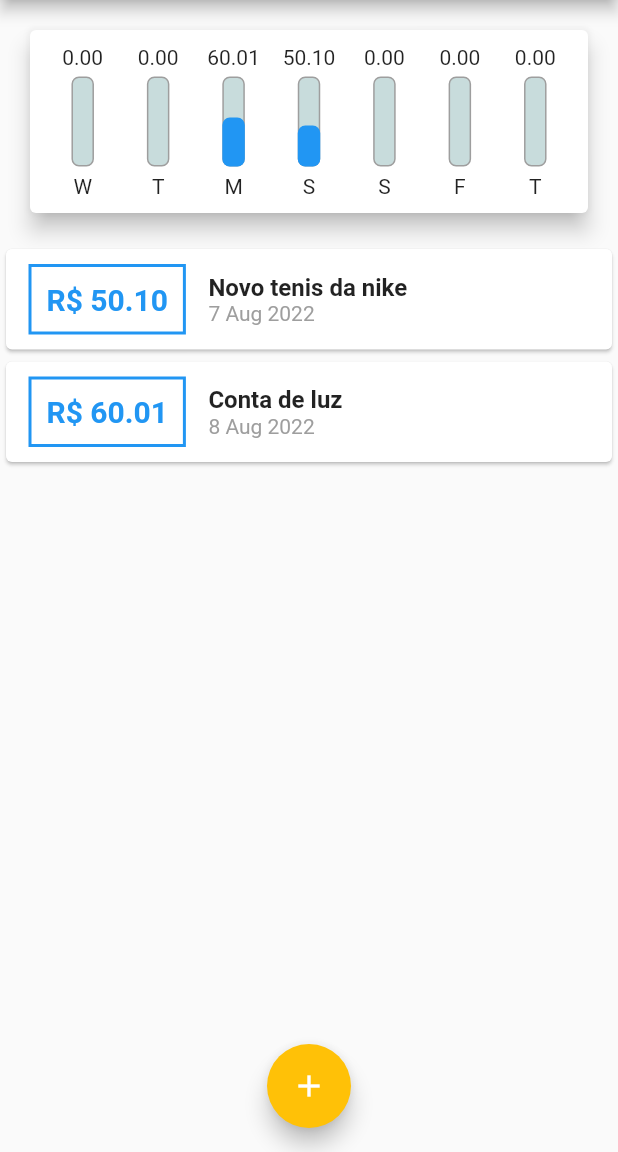
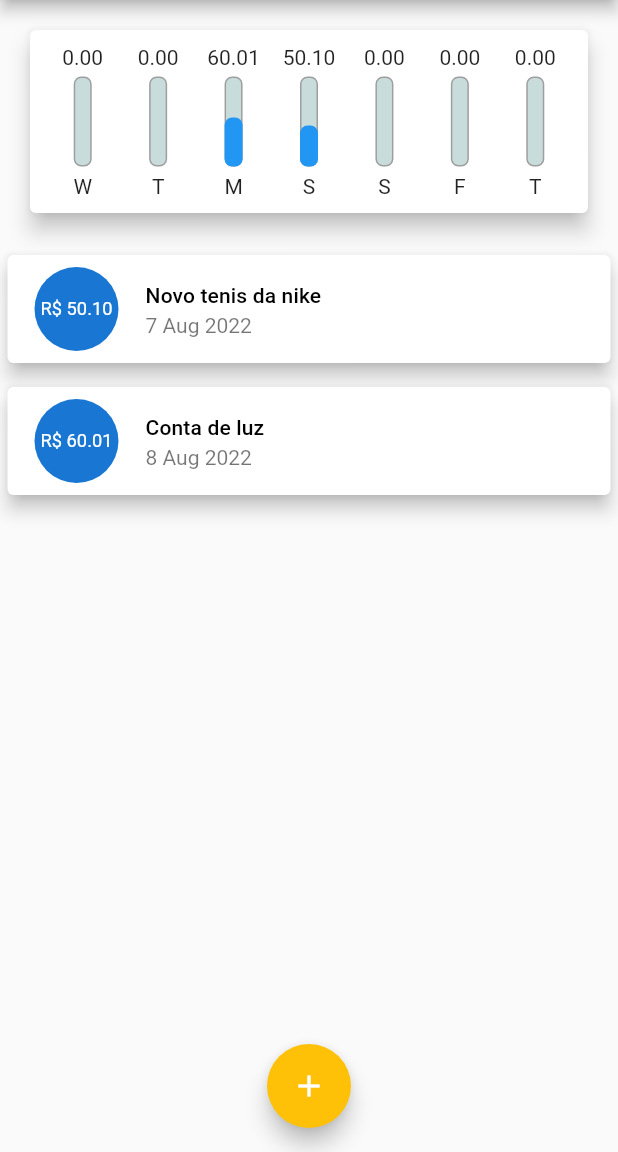
Before and after one commit to FabianoSouzaPereira/expenses, a Flutter app: the screen it shows after launch, on a phone screen of 412 x 824 dp, the part 84-1236 px from its top. Run offline on Flutter 3.47's test engine with Material 2 defaults, Android fonts, the phone set to English and light mode, and no system bars.

Commit message:
changed charbar

```diff
--- a/lib/components/chart_bar.dart
+++ b/lib/components/chart_bar.dart
@@ -19,7 +19,7 @@ class ChartBar extends StatelessWidget {
         SizedBox(height: 5),
         Container(
           height: 60,
-          width: 15,
+          width: 12,
           child: Stack(
             alignment: Alignment.bottomCenter,
             children: <Widget>[
--- a/lib/components/transaction_list.dart
+++ b/lib/components/transaction_list.dart
@@ -35,48 +35,28 @@ class TransactionList extends StatelessWidget {
               itemBuilder: (ctx, index) {
                 final tr = transactions[index];
                 return Card(
-                  child: Row(
-                    children: [
-                      Container(
+                  elevation: 5,
                   margin: const EdgeInsets.symmetric(
-                          horizontal: 15,
-                          vertical: 10,
+                    vertical: 8,
+                    horizontal: 5,
                   ),
-                        decoration: BoxDecoration(
-                          border: Border.all(
-                            color: Theme.of(context).primaryColor,
-                            width: 2,
-                          ),
-                        ),
-                        padding: const EdgeInsets.all(10),
-                        child: Text(
-                          'R\$ ${tr.value.toStringAsFixed(2)}',
-                          style: TextStyle(
-                            fontWeight: FontWeight.bold,
-                            fontSize: 20,
-                            color: Theme.of(context).primaryColor,
+                  child: ListTile(
+                    leading: CircleAvatar(
+                      radius: 30,
+                      child: Padding(
+                        padding: const EdgeInsets.all(6),
+                        child: FittedBox(
+                          child: Text('R\$ ${tr.value.toStringAsFixed(2)}'),
                         ),
                       ),
                     ),
-                      Column(
-                        crossAxisAlignment: CrossAxisAlignment.start,
-                        children: [
-                          Text(
+                    title: Text(
                       tr.title,
-                            style: const TextStyle(
-                              fontSize: 16,
-                              fontWeight: FontWeight.bold,
+                      style: Theme.of(context).textTheme.titleSmall,
                     ),
+                    subtitle: Text(
+                      DateFormat('d MMM y').format(tr.date),
                     ),
-                          Text(
-                            DateFormat('d MMM y').format(tr.date),
-                            style: const TextStyle(
-                              color: Colors.grey,
-                            ),
-                          ),
-                        ],
-                      )
-                    ],
                   ),
                 );
               },
```
Lines whose indentation alone changed are shown as unchanged.
